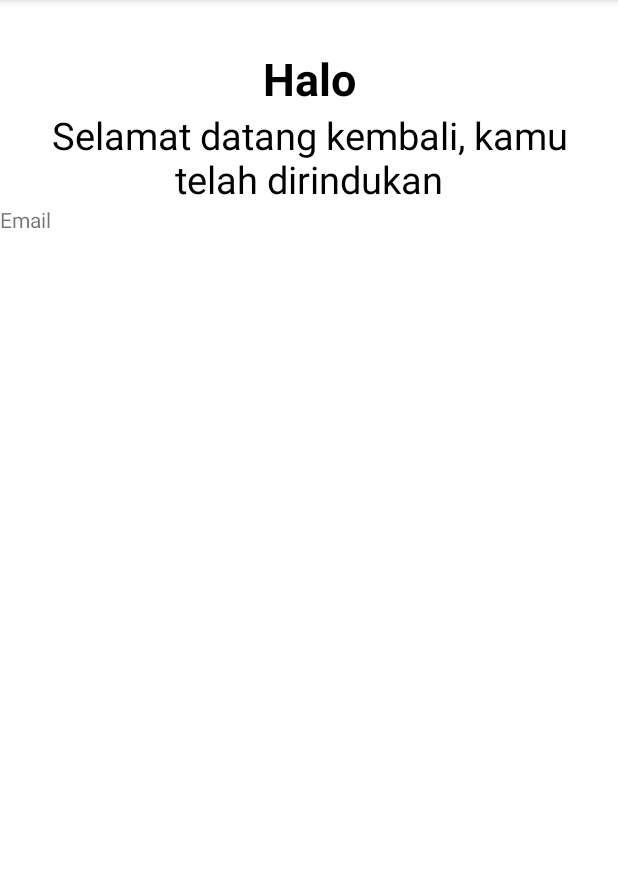
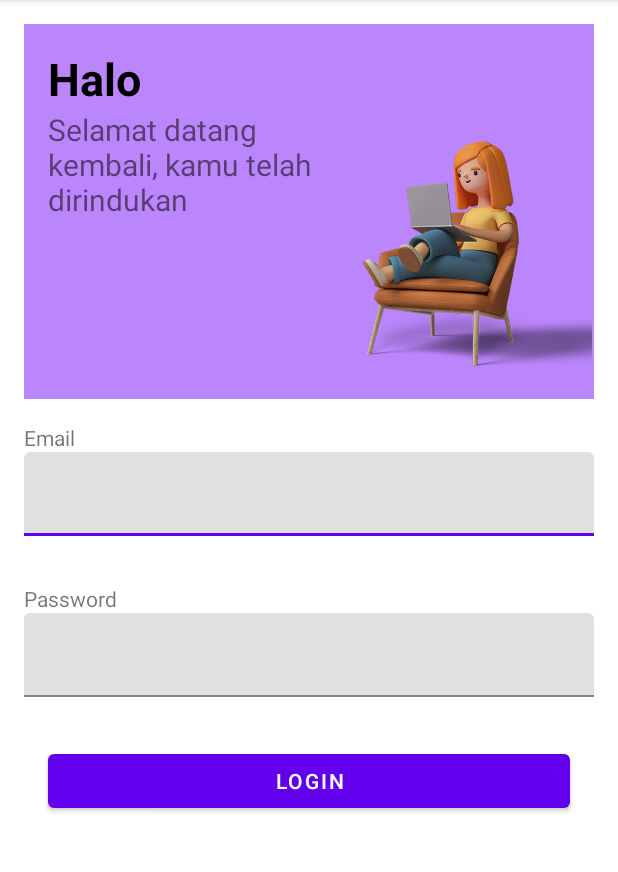
Before and after one commit to admajarois/StoryAppSubmission, an Android app: the LoginActivity screen opened directly, with no data from a screen before it, on a phone screen of 412 x 824 dp, the part 84-956 px from its top. Run offline under Robolectric (Android 15) with nearby library versions, the phone set to English and light mode, and no system bars.

Commit message:
login view done

```diff
--- a/app/src/main/java/com/admaja/storyappsubmission/view/WelcomeActivity.kt
+++ /dev/null
@@ -1,12 +0,0 @@
-package com.admaja.storyappsubmission.view
-
-import androidx.appcompat.app.AppCompatActivity
-import android.os.Bundle
-import com.admaja.storyappsubmission.R
-
-class WelcomeActivity : AppCompatActivity() {
-    override fun onCreate(savedInstanceState: Bundle?) {
-        super.onCreate(savedInstanceState)
-        setContentView(R.layout.activity_welcome)
-    }
-}
--- a/app/src/main/java/com/admaja/storyappsubmission/view/signup/SignUpActivity.kt
+++ /dev/null
@@ -1,12 +0,0 @@
-package com.admaja.storyappsubmission.view.signup
-
-import androidx.appcompat.app.AppCompatActivity
-import android.os.Bundle
-import com.admaja.storyappsubmission.R
-
-class SignUpActivity : AppCompatActivity() {
-    override fun onCreate(savedInstanceState: Bundle?) {
-        super.onCreate(savedInstanceState)
-        setContentView(R.layout.activity_sign_up)
-    }
-}
--- a/app/src/main/res/layout/activity_login.xml
+++ b/app/src/main/res/layout/activity_login.xml
@@ -6,40 +6,117 @@
     android:layout_height="match_parent"
     tools:context=".view.login.LoginActivity">
 
-    <TextView
-        android:id="@+id/greeting_login"
-        android:layout_width="wrap_content"
-        android:layout_height="wrap_content"
-        android:layout_marginTop="32dp"
-        android:textSize="30sp"
-        android:textStyle="bold"
-        android:textColor="@color/black"
-        android:text="@string/greetings_login"
+    <View
+        android:id="@+id/view"
+        android:layout_width="0dp"
+        android:layout_height="250dp"
+        android:layout_marginStart="16dp"
+        android:layout_marginTop="16dp"
+        android:layout_marginEnd="16dp"
+        android:background="@color/purple_200"
         app:layout_constraintEnd_toEndOf="parent"
         app:layout_constraintStart_toStartOf="parent"
         app:layout_constraintTop_toTopOf="parent" />
 
     <TextView
-        android:id="@+id/missed_login"
+        android:id="@+id/greeting_login"
         android:layout_width="0dp"
         android:layout_height="wrap_content"
-        android:layout_marginStart="32dp"
-        android:layout_marginEnd="32dp"
+        android:layout_marginStart="16dp"
+        android:layout_marginTop="16dp"
+        android:text="@string/greetings_login"
+        android:textColor="@color/black"
+        android:textSize="30sp"
+        android:textStyle="bold"
+        app:layout_constraintStart_toStartOf="@+id/view"
+        app:layout_constraintTop_toTopOf="@+id/view" />
+
+    <TextView
+        android:id="@+id/missed_login"
+        android:layout_width="200dp"
+        android:layout_height="wrap_content"
+        android:layout_marginStart="16dp"
         android:text="@string/missed_login"
-        android:textAlignment="center"
-        android:textColor="@color/black"
-        android:textSize="25sp"
-        app:layout_constraintEnd_toEndOf="parent"
-        app:layout_constraintStart_toStartOf="parent"
+        android:textSize="20sp"
+        app:layout_constraintStart_toStartOf="@+id/view"
         app:layout_constraintTop_toBottomOf="@+id/greeting_login" />
 
     <TextView
         android:id="@+id/email_label"
         android:layout_width="wrap_content"
         android:layout_height="wrap_content"
+        android:layout_marginStart="16dp"
+        android:layout_marginTop="16dp"
         android:text="@string/email_label"
         app:layout_constraintStart_toStartOf="parent"
-        app:layout_constraintTop_toBottomOf="@+id/missed_login" />
+        app:layout_constraintTop_toBottomOf="@+id/view" />
+
+    <com.google.android.material.textfield.TextInputLayout
+        android:id="@+id/email_edit_layout"
+        android:layout_width="0dp"
+        android:layout_height="wrap_content"
+        android:layout_marginStart="16dp"
+        android:layout_marginEnd="16dp"
+        app:layout_constraintEnd_toEndOf="parent"
+        app:layout_constraintStart_toStartOf="parent"
+        app:layout_constraintTop_toBottomOf="@+id/email_label">
+
+        <com.google.android.material.textfield.TextInputEditText
+            android:id="@+id/email_edit_text"
+            android:layout_width="match_parent"
+            android:layout_height="wrap_content"
+            android:inputType="textEmailAddress" />
+
+    </com.google.android.material.textfield.TextInputLayout>
+
+    <TextView
+        android:id="@+id/password_label"
+        android:layout_width="wrap_content"
+        android:layout_height="wrap_content"
+        android:layout_marginStart="16dp"
+        android:layout_marginTop="32dp"
+        android:text="@string/password_label"
+        app:layout_constraintStart_toStartOf="parent"
+        app:layout_constraintTop_toBottomOf="@+id/email_edit_layout" />
+
+    <com.google.android.material.textfield.TextInputLayout
+        android:id="@+id/password_edit_layout"
+        android:layout_width="0dp"
+        android:layout_height="wrap_content"
+        android:layout_marginStart="16dp"
+        android:layout_marginEnd="16dp"
+        app:layout_constraintEnd_toEndOf="parent"
+        app:layout_constraintStart_toStartOf="parent"
+        app:layout_constraintTop_toBottomOf="@+id/password_label">
+
+        <com.google.android.material.textfield.TextInputEditText
+            android:id="@+id/password_edit_text"
+            android:layout_width="match_parent"
+            android:layout_height="wrap_content"
+            android:inputType="textEmailAddress" />
+
+    </com.google.android.material.textfield.TextInputLayout>
+
+    <Button
+        android:id="@+id/button"
+        android:layout_width="0dp"
+        android:layout_height="wrap_content"
+        android:layout_marginStart="32dp"
+        android:layout_marginTop="32dp"
+        android:layout_marginEnd="32dp"
+        android:text="@string/login_label"
+        app:layout_constraintEnd_toEndOf="parent"
+        app:layout_constraintStart_toStartOf="parent"
+        app:layout_constraintTop_toBottomOf="@+id/password_edit_layout" />
+
+    <ImageView
+        android:id="@+id/imageView"
+        android:layout_width="192dp"
+        android:layout_height="189dp"
+        android:layout_marginBottom="8dp"
+        app:layout_constraintBottom_toBottomOf="@+id/view"
+        app:layout_constraintEnd_toEndOf="@+id/view"
+        app:srcCompat="@drawable/character_login_480" />
 
 
 </androidx.constraintlayout.widget.ConstraintLayout>
--- a/app/src/main/res/layout/activity_sign_up.xml
+++ /dev/null
@@ -1,9 +0,0 @@
-<?xml version="1.0" encoding="utf-8"?>
-<androidx.constraintlayout.widget.ConstraintLayout xmlns:android="http://schemas.android.com/apk/res/android"
-    xmlns:app="http://schemas.android.com/apk/res-auto"
-    xmlns:tools="http://schemas.android.com/tools"
-    android:layout_width="match_parent"
-    android:layout_height="match_parent"
-    tools:context=".view.signup.SignUpActivity">
-
-</androidx.constraintlayout.widget.ConstraintLayout>
--- a/app/src/main/res/layout/activity_welcome.xml
+++ /dev/null
@@ -1,9 +0,0 @@
-<?xml version="1.0" encoding="utf-8"?>
-<androidx.constraintlayout.widget.ConstraintLayout xmlns:android="http://schemas.android.com/apk/res/android"
-    xmlns:app="http://schemas.android.com/apk/res-auto"
-    xmlns:tools="http://schemas.android.com/tools"
-    android:layout_width="match_parent"
-    android:layout_height="match_parent"
-    tools:context=".view.WelcomeActivity">
-
-</androidx.constraintlayout.widget.ConstraintLayout>
```
Also changed, not shown: app/src/main/res/drawable/character_login_480.png (added).
